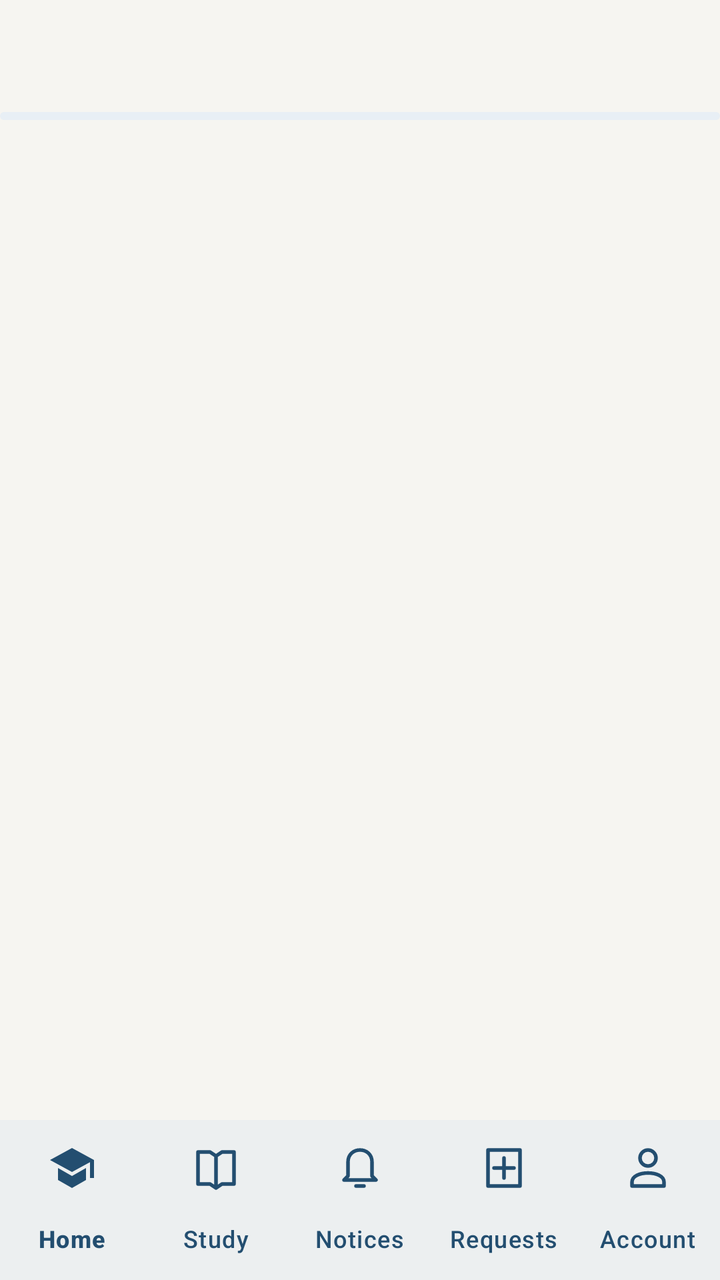
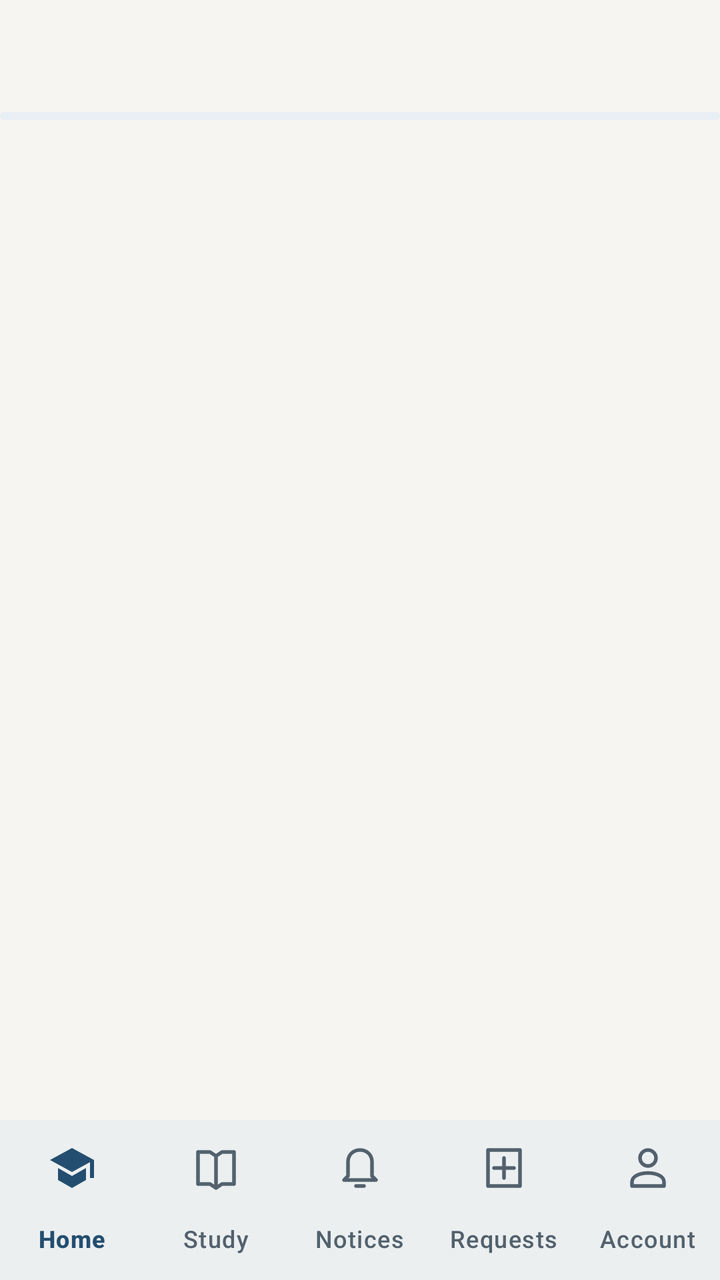

The first picture is an Android layout as it rendered before a commit; the second is the same layout after the commit. The layout source and the unified diff follow.
<!-- AndroidManifest.xml: application theme Theme.MujStudentPortal -->
<!-- res/layout/activity_main.xml -->
<?xml version="1.0" ?>
<LinearLayout xmlns:android="http://schemas.android.com/apk/res/android" xmlns:app="http://schemas.android.com/apk/res-auto" android:id="@+id/mainRoot" android:layout_width="match_parent" android:layout_height="match_parent" android:orientation="vertical">
    <com.google.android.material.appbar.MaterialToolbar android:id="@+id/toolbar" android:layout_width="match_parent" android:layout_height="wrap_content" android:minHeight="56dp" android:background="@color/canvas" app:titleTextColor="@color/ink" app:subtitleTextColor="@color/secondary_ink" app:subtitleTextAppearance="@style/PortalToolbarSubtitle"/>
    <com.google.android.material.progressindicator.LinearProgressIndicator android:id="@+id/loading" android:layout_width="match_parent" android:layout_height="wrap_content" android:indeterminate="true"/>
    <androidx.fragment.app.FragmentContainerView android:id="@+id/content" android:layout_width="match_parent" android:layout_height="0dp" android:layout_weight="1"/>
    <com.google.android.material.bottomnavigation.BottomNavigationView android:id="@+id/navigation" android:layout_width="match_parent" android:layout_height="wrap_content" android:background="@color/surface" app:backgroundTint="@color/surface" app:menu="@menu/navigation" app:labelVisibilityMode="labeled" app:itemIconTint="@color/primary" app:itemTextColor="@color/primary"/>
</LinearLayout>
<!-- resources referenced by this layout -->
<resources>
  <color name="canvas">#F6F5F1</color>
  <color name="ink">#18232D</color>
  <color name="primary">#234E70</color>
  <color name="secondary_ink">#52616D</color>
  <color name="surface">#FFFEFC</color>
  <style name="PortalToolbarSubtitle" parent="TextAppearance.Material3.BodySmall">
          <item name="android:textColor">@color/secondary_ink</item>
      </style>
  <style name="Theme.MujStudentPortal" parent="BaseTheme.MujStudentPortal" />
  <style name="BaseTheme.MujStudentPortal" parent="Theme.Material3.Light.NoActionBar">
          <item name="colorPrimary">@color/primary</item>
          <item name="colorOnPrimary">@color/on_primary</item>
          <item name="colorSecondary">@color/primary</item>
          <item name="colorSurface">@color/surface</item>
          <item name="colorSecondaryContainer">@color/primary_surface</item>
          <item name="colorOnSecondaryContainer">@color/primary</item>
          <item name="colorOnSurface">@color/ink</item>
          <item name="colorOnSurfaceVariant">@color/secondary_ink</item>
          <item name="colorOutline">@color/outline</item>
          <item name="colorError">@color/error</item>
          <item name="android:windowBackground">@color/canvas</item>
          <item name="android:colorBackground">@color/canvas</item>
          <item name="android:fontFamily">sans-serif</item>
          <item name="android:windowLightStatusBar">true</item>
          <item name="android:statusBarColor">@color/canvas</item>
          <item name="android:navigationBarColor">@color/primary</item>
          <item name="materialButtonStyle">@style/PortalButton</item>
          <item name="textInputStyle">@style/PortalField</item>
      </style>
  <color name="on_primary">#FFFFFF</color>
  <color name="primary_surface">#E8EFF5</color>
  <color name="outline">#D7DCDf</color>
  <color name="error">#B3261E</color>
  <style name="PortalButton" parent="Widget.Material3.Button">
          <item name="cornerRadius">12dp</item>
          <item name="android:minHeight">56dp</item>
          <item name="android:textAllCaps">false</item>
          <item name="android:insetTop">4dp</item>
          <item name="android:insetBottom">4dp</item>
      </style>
  <style name="PortalField" parent="Widget.Material3.TextInputLayout.OutlinedBox">
          <item name="boxCornerRadiusTopStart">8dp</item>
          <item name="boxCornerRadiusTopEnd">8dp</item>
          <item name="boxCornerRadiusBottomStart">8dp</item>
          <item name="boxCornerRadiusBottomEnd">8dp</item>
          <item name="boxBackgroundColor">@color/surface</item>
          <item name="errorIconDrawable">@null</item>
      </style>
</resources>

<!-- the commit's change to res/layout/activity_main.xml (unified diff, before → after) -->
@@ -3,5 +3,5 @@
     <com.google.android.material.appbar.MaterialToolbar android:id="@+id/toolbar" android:layout_width="match_parent" android:layout_height="wrap_content" android:minHeight="56dp" android:background="@color/canvas" app:titleTextColor="@color/ink" app:subtitleTextColor="@color/secondary_ink" app:subtitleTextAppearance="@style/PortalToolbarSubtitle"/>
     <com.google.android.material.progressindicator.LinearProgressIndicator android:id="@+id/loading" android:layout_width="match_parent" android:layout_height="wrap_content" android:indeterminate="true"/>
     <androidx.fragment.app.FragmentContainerView android:id="@+id/content" android:layout_width="match_parent" android:layout_height="0dp" android:layout_weight="1"/>
-    <com.google.android.material.bottomnavigation.BottomNavigationView android:id="@+id/navigation" android:layout_width="match_parent" android:layout_height="wrap_content" android:background="@color/surface" app:backgroundTint="@color/surface" app:menu="@menu/navigation" app:labelVisibilityMode="labeled" app:itemIconTint="@color/primary" app:itemTextColor="@color/primary"/>
+    <com.google.android.material.bottomnavigation.BottomNavigationView android:id="@+id/navigation" android:layout_width="match_parent" android:layout_height="wrap_content" android:background="@color/surface" app:backgroundTint="@color/surface" app:menu="@menu/navigation" app:labelVisibilityMode="labeled" app:itemIconTint="@color/nav_item" app:itemTextColor="@color/nav_item"/>
 </LinearLayout>
